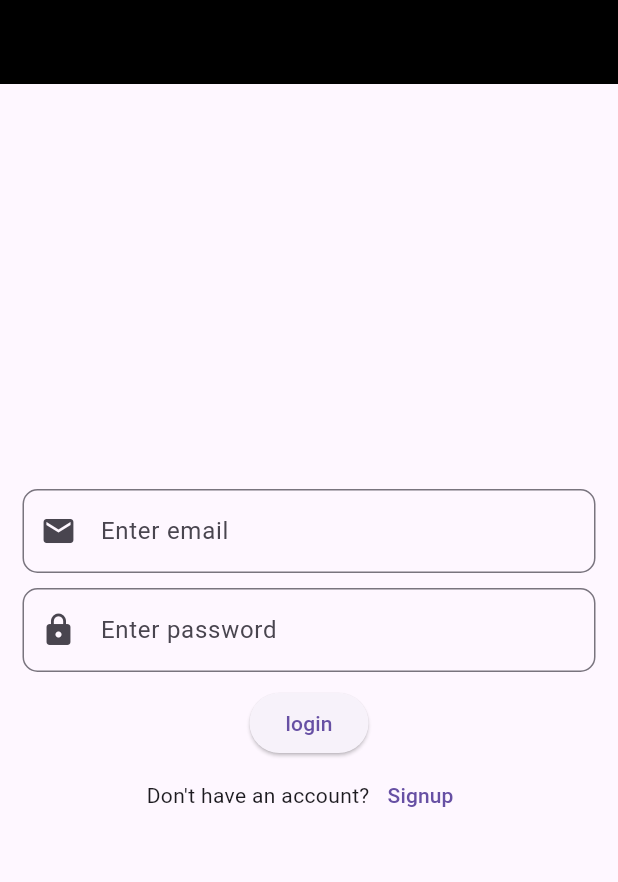
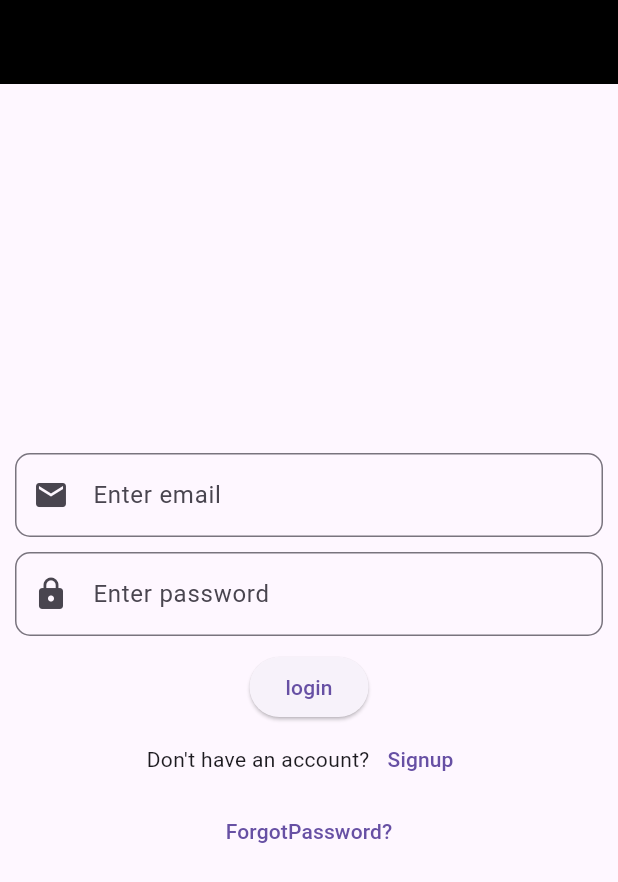
Before and after one commit to HasnainChd/FireBase, a Flutter app: the screen it shows after launch, on a phone screen of 412 x 824 dp. Shown: the top 882 px of the screen. Run offline on Flutter 3.47's test engine with Material 3 defaults, Android fonts, the phone set to English and light mode, and no system bars; our stand-ins replace firebase_auth, firebase_core, fluttertoast, gap; accounts and stored records are empty.

```diff
--- /dev/null
+++ b/lib/Screens/check_user.dart
@@ -0,0 +1,27 @@
+import 'package:firebase_auth/firebase_auth.dart';
+import 'package:firebase_week6/Screens/home_screen.dart';
+import 'package:firebase_week6/Screens/login_screen.dart';
+import 'package:flutter/material.dart';
+
+class CheckUser extends StatefulWidget {
+  const CheckUser({super.key});
+
+  @override
+  State<CheckUser> createState() => _CheckUserState();
+}
+
+class _CheckUserState extends State<CheckUser> {
+  @override
+  Widget build(BuildContext context) {
+    return  checkUser();
+  }
+}
+
+checkUser(){
+  final user= FirebaseAuth.instance.currentUser;
+  if(user != null){
+    return const HomeScreen();
+  }else{
+    return const LoginPage();
+  }
+}
--- a/lib/Screens/login_screen.dart
+++ b/lib/Screens/login_screen.dart
@@ -1,4 +1,6 @@
 import 'package:firebase_auth/firebase_auth.dart';
+import 'package:firebase_week6/Screens/Forgot_password.dart';
+import 'package:firebase_week6/Screens/home_screen.dart';
 import 'package:firebase_week6/Screens/signup_screen.dart';
 import 'package:firebase_week6/Screens/uihelper_screen.dart';
 import 'package:flutter/material.dart';
@@ -22,6 +24,7 @@ class _LoginPageState extends State<LoginPage> {
       UserCredential? userCredential;
       try{
         userCredential= await FirebaseAuth.instance.signInWithEmailAndPassword(email: email, password: password);
+        Navigator.of( context).pushReplacement(MaterialPageRoute(builder: (context)=>const HomeScreen() ));
         UiHelper.customAlertbox('Login Successfully');
       }on FirebaseAuthException catch(ex){
         return UiHelper.customAlertbox(ex.code.toString());
@@ -32,7 +35,7 @@ class _LoginPageState extends State<LoginPage> {
   Widget build(BuildContext context) {
     return  Scaffold(
       appBar: AppBar(automaticallyImplyLeading: false,),
-      body: Padding(padding: const EdgeInsets.all(15),
+      body: Padding(padding: const EdgeInsets.only(left: 10,right: 10),
       child: Column(
         mainAxisAlignment: MainAxisAlignment.center,
           children: [
@@ -50,7 +53,10 @@ class _LoginPageState extends State<LoginPage> {
               TextButton(onPressed: (){
                 Navigator.of(context).push(MaterialPageRoute(builder: (context)=>const SignUpPage()));
               }, child: const Text('Signup'))
-            ],)
+            ],),
+            TextButton(onPressed: (){
+              Navigator.of(context).push(MaterialPageRoute(builder: (context)=> const ForgotPassword()));
+            }, child: const Text('ForgotPassword?'))
           ],
       ),),
     );
--- a/lib/main.dart
+++ b/lib/main.dart
@@ -1,4 +1,4 @@
-import 'package:firebase_week6/Screens/login_screen.dart';
+import 'package:firebase_week6/Screens/check_user.dart';
 import 'package:flutter/material.dart';
 import 'package:firebase_core/firebase_core.dart';
 
@@ -26,7 +26,7 @@ class MyApp extends StatelessWidget {
         appBarTheme: const AppBarTheme(color: Colors.black),
         primaryColor: Colors.blue, // Set your default color here
       ),
-      home: const LoginPage(),
+      home: const CheckUser(),
     );
   }
 }
```
Also changed, not shown: lib/Screens/Forgot_password.dart (added, +48 -0 lines), lib/Screens/home_screen.dart (added, +40 -0 lines), lib/Screens/signup_screen.dart (+4 -6 lines).
